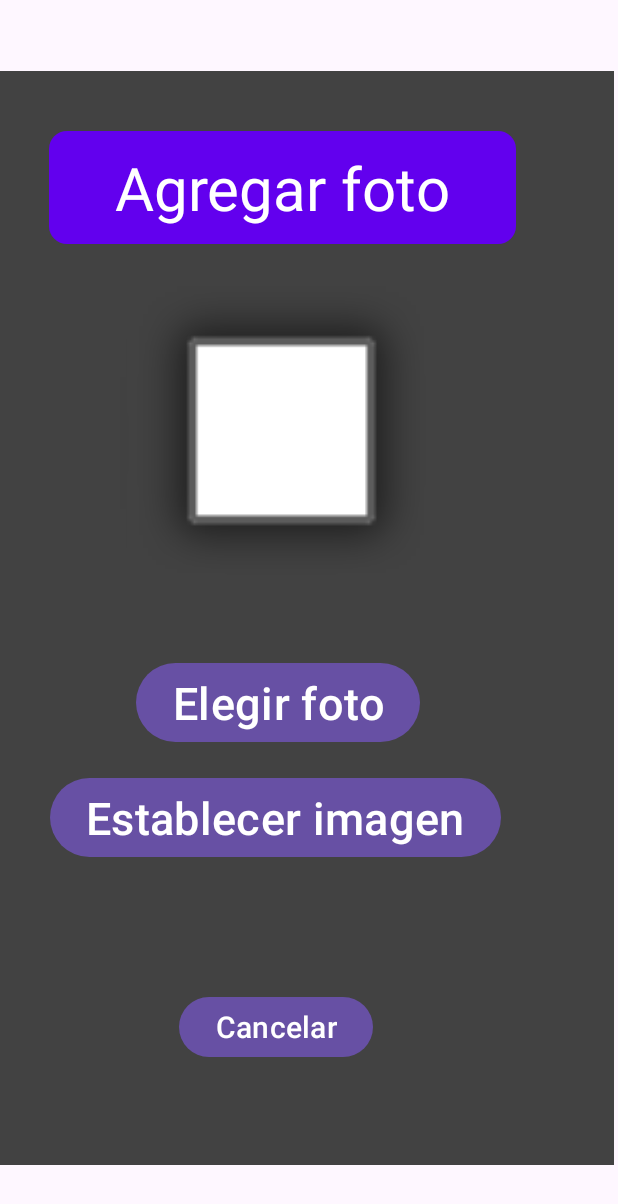
After one commit to JuanfranV/AppTareas, an Android app: the fotoActivity screen opened directly, with no data from a screen before it, on a phone screen of 412 x 824 dp. The commit adds this screen. Shown: the top 1204 px of the screen. Run offline under Robolectric (Android 15) with nearby library versions, the phone set to English and light mode, and no system bars.

Commit message:
se hizo la pantalla para agregar una foto

```diff
--- a/app/src/main/AndroidManifest.xml
+++ b/app/src/main/AndroidManifest.xml
@@ -11,6 +11,9 @@
         android:roundIcon="@mipmap/ic_launcher_round"
         android:supportsRtl="true"
         android:theme="@style/Theme.ProyectoTareas">
+        <activity
+            android:name=".fotoActivity"
+            android:exported="false" />
         <activity
             android:name=".EditarTareaActivity"
             android:exported="false" />
--- a/app/src/main/java/com/example/proyectotareas/MainActivity.java
+++ b/app/src/main/java/com/example/proyectotareas/MainActivity.java
@@ -4,6 +4,8 @@ import android.content.Intent;
 import android.os.Bundle;
 import android.view.View;
 import android.widget.Button;
+import android.widget.ImageView;
+import android.widget.Toast;
 
 import androidx.activity.EdgeToEdge;
 import androidx.activity.result.ActivityResultLauncher;
@@ -26,6 +28,7 @@ public class MainActivity extends AppCompatActivity {
     ArrayList<agregarTareaModel> listaTareas = new ArrayList<>();
     RecyclerView recyclerTareas;
     tareaAdapter adapter;
+    ImageView imViFoto;
     public ActivityResultLauncher<Intent> agregarTareaLauncher;
 
     @Override
@@ -88,5 +91,12 @@ public class MainActivity extends AppCompatActivity {
                 agregarTareaLauncher.launch(intent);
             }
         });
+
+        imViFoto = findViewById(R.id.imViFoto);
+
+        imViFoto.setOnClickListener( view ->{
+            Intent intent = new Intent(MainActivity.this, fotoActivity.class);
+            startActivity(intent);
+        });
     }
 }
--- /dev/null
+++ b/app/src/main/java/com/example/proyectotareas/fotoActivity.java
@@ -0,0 +1,24 @@
+package com.example.proyectotareas;
+
+import android.os.Bundle;
+
+import androidx.activity.EdgeToEdge;
+import androidx.appcompat.app.AppCompatActivity;
+import androidx.core.graphics.Insets;
+import androidx.core.view.ViewCompat;
+import androidx.core.view.WindowInsetsCompat;
+
+public class fotoActivity extends AppCompatActivity {
+
+    @Override
+    protected void onCreate(Bundle savedInstanceState) {
+        super.onCreate(savedInstanceState);
+        EdgeToEdge.enable(this);
+        setContentView(R.layout.activity_foto);
+        ViewCompat.setOnApplyWindowInsetsListener(findViewById(R.id.main), (v, insets) -> {
+            Insets systemBars = insets.getInsets(WindowInsetsCompat.Type.systemBars());
+            v.setPadding(systemBars.left, systemBars.top, systemBars.right, systemBars.bottom);
+            return insets;
+        });
+    }
+}
--- /dev/null
+++ b/app/src/main/res/layout/activity_foto.xml
@@ -0,0 +1,83 @@
+<?xml version="1.0" encoding="utf-8"?>
+<androidx.constraintlayout.widget.ConstraintLayout xmlns:android="http://schemas.android.com/apk/res/android"
+    xmlns:app="http://schemas.android.com/apk/res-auto"
+    xmlns:tools="http://schemas.android.com/tools"
+    android:id="@+id/main"
+    android:layout_width="match_parent"
+    android:layout_height="match_parent"
+    tools:context=".fotoActivity">
+
+    <androidx.constraintlayout.widget.ConstraintLayout
+        android:layout_width="409dp"
+        android:layout_height="729dp"
+        android:background="@color/cardview_dark_background"
+        app:layout_constraintBottom_toBottomOf="parent"
+        app:layout_constraintEnd_toEndOf="parent"
+        app:layout_constraintHorizontal_bias="0.0"
+        app:layout_constraintStart_toStartOf="parent"
+        app:layout_constraintTop_toTopOf="parent">
+
+        <TextView
+            android:id="@+id/teViAgregarFotoN"
+            android:layout_width="311dp"
+            android:layout_height="75dp"
+            android:layout_marginTop="40dp"
+            android:background="@drawable/fondo_redondeado"
+            android:gravity="center"
+            android:text="Agregar foto"
+            android:textColor="@color/white"
+            android:textSize="40sp"
+            app:layout_constraintEnd_toEndOf="parent"
+            app:layout_constraintHorizontal_bias="0.336"
+            app:layout_constraintStart_toStartOf="parent"
+            app:layout_constraintTop_toTopOf="parent" />
+
+        <ImageView
+            android:id="@+id/imViFoto"
+            android:layout_width="222dp"
+            android:layout_height="215dp"
+            android:layout_marginTop="28dp"
+            app:layout_constraintEnd_toEndOf="parent"
+            app:layout_constraintHorizontal_bias="0.411"
+            app:layout_constraintStart_toStartOf="parent"
+            app:layout_constraintTop_toBottomOf="@+id/teViAgregarFotoN"
+            app:srcCompat="@android:drawable/alert_light_frame" />
+
+        <Button
+            android:id="@+id/button"
+            android:layout_width="wrap_content"
+            android:layout_height="wrap_content"
+            android:layout_marginTop="16dp"
+            android:text="Establecer imagen"
+            android:textSize="30sp"
+            app:layout_constraintEnd_toEndOf="parent"
+            app:layout_constraintHorizontal_bias="0.305"
+            app:layout_constraintStart_toStartOf="parent"
+            app:layout_constraintTop_toBottomOf="@+id/buttonElegirFoto" />
+
+        <Button
+            android:id="@+id/buttonElegirFoto"
+            android:layout_width="wrap_content"
+            android:layout_height="wrap_content"
+            android:layout_marginTop="32dp"
+            android:text="Elegir foto"
+            android:textSize="30sp"
+            app:layout_constraintEnd_toEndOf="parent"
+            app:layout_constraintHorizontal_bias="0.413"
+            app:layout_constraintStart_toStartOf="parent"
+            app:layout_constraintTop_toBottomOf="@+id/imViFoto" />
+
+        <Button
+            android:id="@+id/button2"
+            android:layout_width="wrap_content"
+            android:layout_height="wrap_content"
+            android:text="Cancelar"
+            android:textSize="20sp"
+            app:layout_constraintBottom_toBottomOf="parent"
+            app:layout_constraintEnd_toEndOf="parent"
+            app:layout_constraintHorizontal_bias="0.426"
+            app:layout_constraintStart_toStartOf="parent"
+            app:layout_constraintTop_toBottomOf="@+id/button"
+            app:layout_constraintVertical_bias="0.558" />
+    </androidx.constraintlayout.widget.ConstraintLayout>
+</androidx.constraintlayout.widget.ConstraintLayout>
--- a/app/src/main/res/layout/activity_main.xml
+++ b/app/src/main/res/layout/activity_main.xml
@@ -22,13 +22,14 @@
             android:id="@+id/teViNuevaTarea"
             android:layout_width="wrap_content"
             android:layout_height="wrap_content"
-            android:layout_marginTop="40dp"
+            android:layout_marginTop="56dp"
             android:background="@drawable/fondo_redondeado"
             android:padding="10dp"
             android:text="Mis tareas"
             android:textColor="@android:color/white"
             android:textSize="40sp"
             app:layout_constraintEnd_toEndOf="parent"
+            app:layout_constraintHorizontal_bias="0.8"
             app:layout_constraintStart_toStartOf="parent"
             app:layout_constraintTop_toTopOf="parent" />
 
@@ -72,5 +73,18 @@
             app:layout_constraintHorizontal_bias="0.652"
             app:layout_constraintStart_toStartOf="parent" />
 
+        <ImageView
+            android:id="@+id/imViFoto"
+            android:layout_width="84dp"
+            android:layout_height="72dp"
+            android:layout_marginTop="56dp"
+            android:clickable="true"
+            android:contentDescription="Foto de perfil"
+            app:layout_constraintEnd_toStartOf="@+id/teViNuevaTarea"
+            app:layout_constraintHorizontal_bias="0.48"
+            app:layout_constraintStart_toStartOf="parent"
+            app:layout_constraintTop_toTopOf="parent"
+            app:srcCompat="@android:drawable/alert_light_frame" />
+
     </androidx.constraintlayout.widget.ConstraintLayout>
 </androidx.constraintlayout.widget.ConstraintLayout>
```
